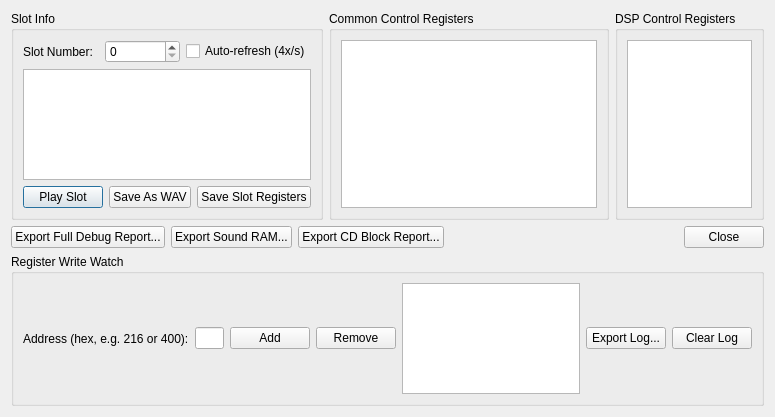
BenjaminSiskoo/Kronos, file yabause/src/port/qt/ui/UIDebugSCSP.ui: the form before one commit.
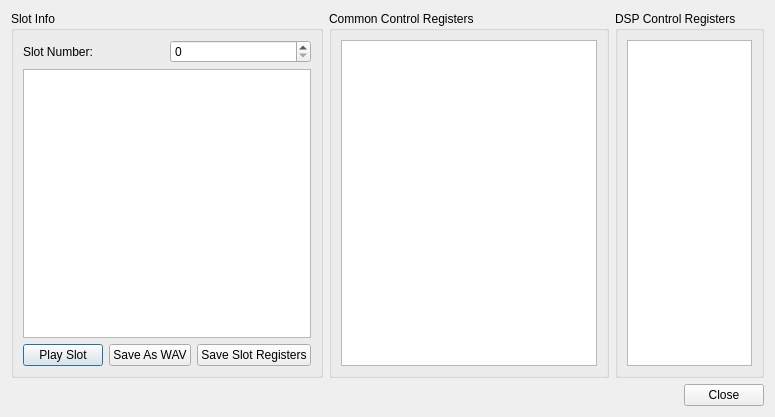
The form after the commit.

Commit message: Refactor UIDebugSCSP.ui layout and properties

Diff of the .ui file:
```diff
--- a/yabause/src/port/qt/ui/UIDebugSCSP.ui
+++ b/yabause/src/port/qt/ui/UIDebugSCSP.ui
@@ -34,16 +34,6 @@
           <item>
            <widget class="QSpinBox" name="sbSlotNumber"/>
           </item>
-          <item>
-           <widget class="QCheckBox" name="cbAutoRefresh">
-            <property name="toolTip">
-             <string>Periodically re-read this slot's registers and runtime state (envelope, attenuation, sample offset...) without having to change the slot number to force a refresh</string>
-            </property>
-            <property name="text">
-             <string>Auto-refresh (4x/s)</string>
-            </property>
-           </widget>
-          </item>
          </layout>
         </item>
         <item>
@@ -133,36 +123,6 @@
    </item>
    <item>
     <layout class="QHBoxLayout" name="horizontalLayout_7">
-     <item>
-      <widget class="QPushButton" name="pbExportFullReport">
-       <property name="toolTip">
-        <string>Export common control registers + all 32 slots + full DSP state (registers, COEF, MADRS, TEMP, MEMS, MIXS, EFREG, EXTS) into a single text file</string>
-       </property>
-       <property name="text">
-        <string>Export Full Debug Report...</string>
-       </property>
-      </widget>
-     </item>
-     <item>
-      <widget class="QPushButton" name="pbExportSoundRam">
-       <property name="toolTip">
-        <string>Dump the raw 512KB SCSP sound RAM to a binary file</string>
-       </property>
-       <property name="text">
-        <string>Export Sound RAM...</string>
-       </property>
-      </widget>
-     </item>
-     <item>
-      <widget class="QPushButton" name="pbExportCs2Report">
-       <property name="toolTip">
-        <string>Export the CD block's status (play/pause/seek, current FAD, track, repeat count...) into a text file -- useful when CD-DA (redbook) music specifically is silent</string>
-       </property>
-       <property name="text">
-        <string>Export CD Block Report...</string>
-       </property>
-      </widget>
-     </item>
      <item>
       <widget class="QDialogButtonBox" name="dbbButtons">
        <property name="standardButtons">
@@ -172,67 +132,6 @@
      </item>
     </layout>
    </item>
-   <item>
-    <widget class="QGroupBox" name="gbRegisterWatch">
-     <property name="title">
-      <string>Register Write Watch</string>
-     </property>
-     <layout class="QHBoxLayout" name="horizontalLayout_8">
-      <item>
-       <widget class="QLabel" name="label_watch_addr">
-        <property name="text">
-         <string>Address (hex, e.g. 216 or 400):</string>
-        </property>
-       </widget>
-      </item>
-      <item>
-       <widget class="QLineEdit" name="leWatchAddress">
-        <property name="maximumWidth">
-         <number>100</number>
-        </property>
-       </widget>
-      </item>
-      <item>
-       <widget class="QPushButton" name="pbWatchAdd">
-        <property name="text">
-         <string>Add</string>
-        </property>
-       </widget>
-      </item>
-      <item>
-       <widget class="QPushButton" name="pbWatchDel">
-        <property name="text">
-         <string>Remove</string>
-        </property>
-       </widget>
-      </item>
-      <item>
-       <widget class="QListWidget" name="lwWatchedAddresses">
-        <property name="maximumHeight">
-         <number>70</number>
-        </property>
-       </widget>
-      </item>
-      <item>
-       <widget class="QPushButton" name="pbWatchExportLog">
-        <property name="toolTip">
-         <string>Export every logged write to any watched address, with the M68K PC at the time of each write</string>
-        </property>
-        <property name="text">
-         <string>Export Log...</string>
-        </property>
-       </widget>
-      </item>
-      <item>
-       <widget class="QPushButton" name="pbWatchClearLog">
-        <property name="text">
-         <string>Clear Log</string>
-        </property>
-       </widget>
-      </item>
-     </layout>
-    </widget>
-   </item>
   </layout>
  </widget>
  <resources/>
```
